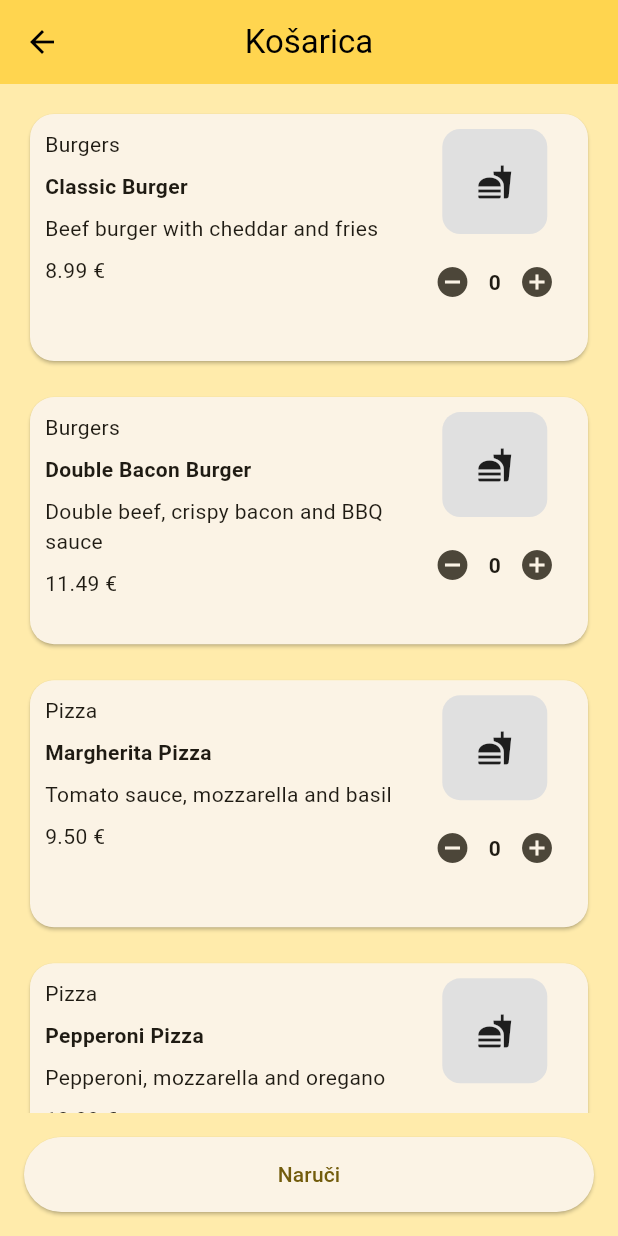
After one commit to LeonardoBuncec/zavrsnirad, a Flutter app: the CartScreen screen opened directly, on a phone screen of 412 x 824 dp. The commit adds this screen. Run offline on Flutter 3.47's test engine with Material 3 defaults, Android fonts, the phone set to English and light mode, and no system bars.

Commit message:
Added the menu screen and started on cart

```diff
--- a/lib/core/constants/app_dimensions.dart
+++ b/lib/core/constants/app_dimensions.dart
@@ -1,7 +1,17 @@
 class AppDimensions {
+  //Table Card
   static const cardSize = 150.0;
   static const buttonWidth = 300.0;
   static const buttonHeight = 60.0;
   static const radius = 40.0;
   static const spacing = 30.0;
+  // Menu Card
+  static const menuCardPadding = 10.0;
+  static const menuCardSpacing = 10.0;
+  static const menuCardRadius = 16.0;
+  //Cart
+  static const cartButtonWidth = 300.0;
+  static const cartButtonHeight = 60.0;
+  static const cartRadius = 20.0;
+  static const cartSpacing = 30.0;
 }
--- a/lib/core/constants/app_strings.dart
+++ b/lib/core/constants/app_strings.dart
@@ -6,4 +6,5 @@ class AppStrings {
   static const menuPage = 'Menu';
   static const aiAssistantPage = 'AI Asistent';
   static const cartPage = 'Košarica';
+  static const orderNow = 'Naruči sada';
 }
--- /dev/null
+++ b/lib/feature/cart/cart_screen.dart
@@ -0,0 +1,53 @@
+import 'package:flutter/material.dart';
+import '../menu/menu_card.dart';
+import '../menu/menu_data.dart';
+
+class CartScreen extends StatefulWidget {
+  const CartScreen({super.key});
+
+  @override
+  State<CartScreen> createState() => _CartScreenState();
+}
+
+class _CartScreenState extends State<CartScreen> {
+  @override
+  Widget build(BuildContext context) {
+    return Scaffold(
+      appBar: AppBar(title: const Text('Košarica')),
+      body: Column(
+        children: [
+          Expanded(
+            child: GridView.builder(
+              padding: const EdgeInsets.all(16),
+              itemCount: menuItems.length,
+              gridDelegate: const SliverGridDelegateWithFixedCrossAxisCount(
+                crossAxisCount: 1,
+                mainAxisSpacing: 16,
+                childAspectRatio: 2.2,
+              ),
+              itemBuilder: (context, index) {
+                final food = menuItems[index];
+
+                return MenuCard(
+                  item: food, // 👈 VAŽNO (ako koristiš novu MenuCard verziju)
+                );
+              },
+            ),
+          ),
+
+          Padding(
+            padding: const EdgeInsets.all(16),
+            child: SizedBox(
+              width: double.infinity,
+              height: 50,
+              child: ElevatedButton(
+                onPressed: () {},
+                child: const Text('Naruči'),
+              ),
+            ),
+          ),
+        ],
+      ),
+    );
+  }
+}
--- /dev/null
+++ b/lib/feature/menu/menu_card.dart
@@ -0,0 +1,103 @@
+import 'package:flutter/material.dart';
+import '../../core/constants/app_dimensions.dart';
+import 'menu_data.dart';
+
+class MenuCard extends StatefulWidget {
+  final FoodItem item;
+  const MenuCard({super.key, required this.item, int quantity = 0});
+
+  @override
+  State<MenuCard> createState() => _MenuCardState();
+}
+
+class _MenuCardState extends State<MenuCard> {
+  late int quantity;
+
+  @override
+  void initState() {
+    super.initState();
+    quantity = 0;
+  }
+
+  void _add() {
+    setState(() {
+      quantity++;
+    });
+  }
+
+  void _remove() {
+    setState(() {
+      if (quantity > 0) {
+        quantity--;
+      }
+    });
+  }
+
+  @override
+  Widget build(BuildContext context) {
+    return Card(
+      shape: RoundedRectangleBorder(
+        borderRadius: BorderRadius.circular(AppDimensions.menuCardRadius),
+      ),
+      child: Padding(
+        padding: const EdgeInsets.all(AppDimensions.menuCardPadding),
+        child: Row(
+          children: [
+            Expanded(
+              child: Column(
+                crossAxisAlignment: CrossAxisAlignment.start,
+                children: [
+                  Text(widget.item.category),
+                  const SizedBox(height: 8),
+                  Text(
+                    widget.item.name,
+                    style: const TextStyle(fontWeight: FontWeight.bold),
+                  ),
+                  const SizedBox(height: 8),
+                  Text(widget.item.description),
+                  const SizedBox(height: 8),
+                  Text('${widget.item.price.toStringAsFixed(2)} €'),
+                ],
+              ),
+            ),
+
+            Column(
+              children: [
+                Container(
+                  width: 70,
+                  height: 70,
+                  decoration: BoxDecoration(
+                    borderRadius: BorderRadius.circular(12),
+                    color: Colors.grey.shade300,
+                  ),
+                  child: const Icon(Icons.fastfood),
+                ),
+
+                const SizedBox(height: 8),
+
+                Row(
+                  children: [
+                    IconButton(
+                      onPressed: _remove,
+                      icon: const Icon(Icons.remove_circle),
+                    ),
+
+                    Text(
+                      '$quantity',
+                      style: const TextStyle(fontWeight: FontWeight.bold),
+                    ),
+
+                    IconButton(
+                      onPressed: _add,
+                      icon: const Icon(Icons.add_circle),
+                    ),
+                  ],
+                ),
+              ],
+            ),
+          ],
+        ),
+      ),
+    );
+  }
+}
--- /dev/null
+++ b/lib/feature/menu/menu_data.dart
@@ -0,0 +1,97 @@
+class FoodItem {
+  final String name;
+  final String description;
+  final double price;
+  final double rating;
+  final String category;
+
+  const FoodItem({
+    required this.name,
+    required this.description,
+    required this.price,
+    required this.rating,
+    required this.category,
+  });
+}
+
+final List<FoodItem> menuItems = [
+  FoodItem(
+    name: 'Classic Burger',
+    description: 'Beef burger with cheddar and fries',
+    price: 8.99,
+    rating: 4.8,
+    category: 'Burgers',
+  ),
+
+  FoodItem(
+    name: 'Double Bacon Burger',
+    description: 'Double beef, crispy bacon and BBQ sauce',
+    price: 11.49,
+    rating: 4.9,
+    category: 'Burgers',
+  ),
+
+  FoodItem(
+    name: 'Margherita Pizza',
+    description: 'Tomato sauce, mozzarella and basil',
+    price: 9.50,
+    rating: 4.7,
+    category: 'Pizza',
+  ),
+
+  FoodItem(
+    name: 'Pepperoni Pizza',
+    description: 'Pepperoni, mozzarella and oregano',
+    price: 10.99,
+    rating: 4.8,
+    category: 'Pizza',
+  ),
+
+  FoodItem(
+    name: 'Chicken Wrap',
+    description: 'Grilled chicken with fresh vegetables',
+    price: 7.20,
+    rating: 4.5,
+    category: 'Wraps',
+  ),
+
+  FoodItem(
+    name: 'Caesar Salad',
+    description: 'Chicken, parmesan and caesar dressing',
+    price: 6.80,
+    rating: 4.4,
+    category: 'Salads',
+  ),
+
+  FoodItem(
+    name: 'Spaghetti Carbonara',
+    description: 'Creamy pasta with pancetta and parmesan',
+    price: 10.20,
+    rating: 4.7,
+    category: 'Pasta',
+  ),
+
+  FoodItem(
+    name: 'Sushi Mix',
+    description: 'Fresh salmon and tuna sushi selection',
+    price: 14.99,
+    rating: 4.9,
+    category: 'Sushi',
+  ),
+
+  FoodItem(
+    name: 'Chocolate Pancakes',
+    description: 'Pancakes with chocolate sauce and berries',
+    price: 5.90,
+    rating: 4.6,
+    category: 'Desserts',
+  ),
+
+  FoodItem(
+    name: 'Ice Coffee',
+    description: 'Cold coffee with milk and vanilla syrup',
+    price: 3.80,
+    rating: 4.5,
+    category: 'Drinks',
+  ),
+];
--- a/lib/feature/menu/menu_screen.dart
+++ b/lib/feature/menu/menu_screen.dart
@@ -1,10 +1,23 @@
 import 'package:flutter/material.dart';
+import 'menu_card.dart';
+import 'menu_data.dart';
 
-class MenuScreen extends StatelessWidget {
+class MenuScreen extends StatefulWidget {
   const MenuScreen({super.key});
 
   @override
+  State<MenuScreen> createState() => _MenuScreenState();
+}
+
+class _MenuScreenState extends State<MenuScreen> {
+  @override
   Widget build(BuildContext context) {
-    return const Center(child: Text('Ovdje će biti menu'));
+    return ListView.builder(
+      padding: const EdgeInsets.all(16),
+      itemCount: menuItems.length,
+      itemBuilder: (context, index) {
+        return MenuCard(item: menuItems[index]);
+      },
+    );
   }
 }
--- a/lib/feature/navigation/app_shell.dart
+++ b/lib/feature/navigation/app_shell.dart
@@ -4,6 +4,7 @@ import 'package:zavrsni1/core/constants/app_strings.dart';
 import '../home/home_screen.dart';
 import '../menu/menu_screen.dart';
 import '../assistant/assistant_screen.dart';
+import '../cart/cart_screen.dart';
 
 class AppShell extends StatefulWidget {
   const AppShell({super.key});
@@ -36,10 +37,6 @@ class _AppShellState extends State<AppShell> {
     });
   }
 
-  void _goToCart() {
-    // TODO: navigacija na košaricu
-  }
-
   @override
   Widget build(BuildContext context) {
     if (!_tableConfirmed) {
@@ -53,7 +50,11 @@ class _AppShellState extends State<AppShell> {
       );
     }
 
-    final shellPages = [const MenuScreen(), const AssistantScreen()];
+    final shellPages = [
+      const MenuScreen(),
+      const AssistantScreen(),
+      const CartScreen(),
+    ];
 
     return Scaffold(
       appBar: AppBar(
@@ -66,7 +67,12 @@ class _AppShellState extends State<AppShell> {
           Padding(
             padding: const EdgeInsets.only(right: 8),
             child: FilledButton.icon(
-              onPressed: _goToCart,
+              onPressed: () {
+                Navigator.push(
+                  context,
+                  MaterialPageRoute(builder: (context) => const CartScreen()),
+                );
+              },
               icon: const Icon(Icons.shopping_cart),
               label: const Text(AppStrings.cartPage),
             ),
--- a/lib/feature/navigation/main_shell.dart
+++ b/lib/feature/navigation/main_shell.dart
@@ -1,6 +1,4 @@
 import 'package:flutter/material.dart';
-import '../menu/menu_screen.dart';
-import '../assistant/assistant_screen.dart';
 
 class MainShell extends StatefulWidget {
   final VoidCallback onBackHome;
```
